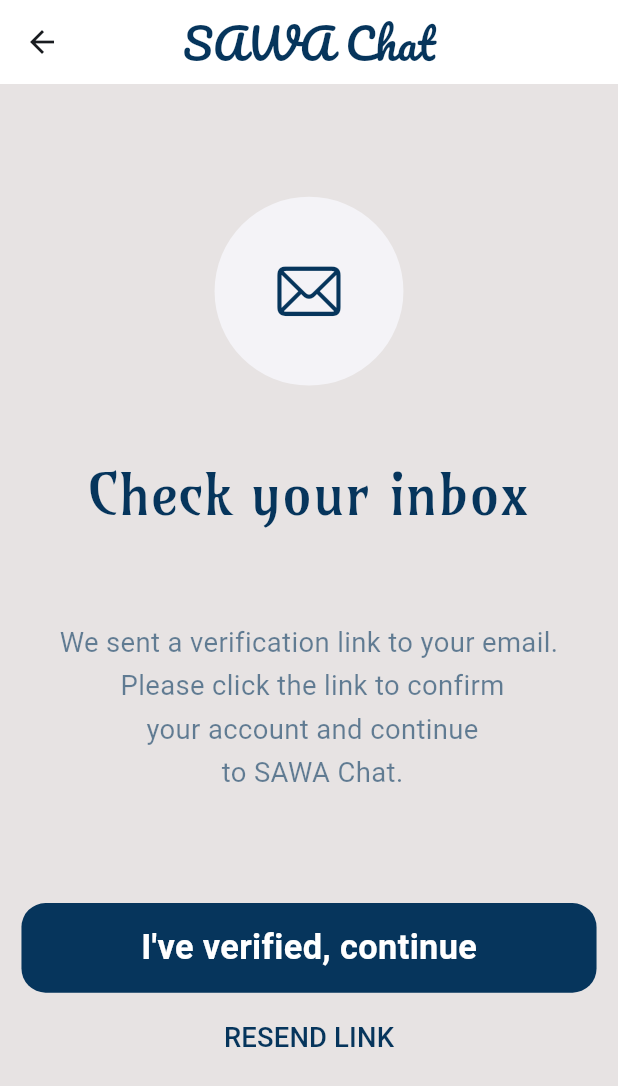
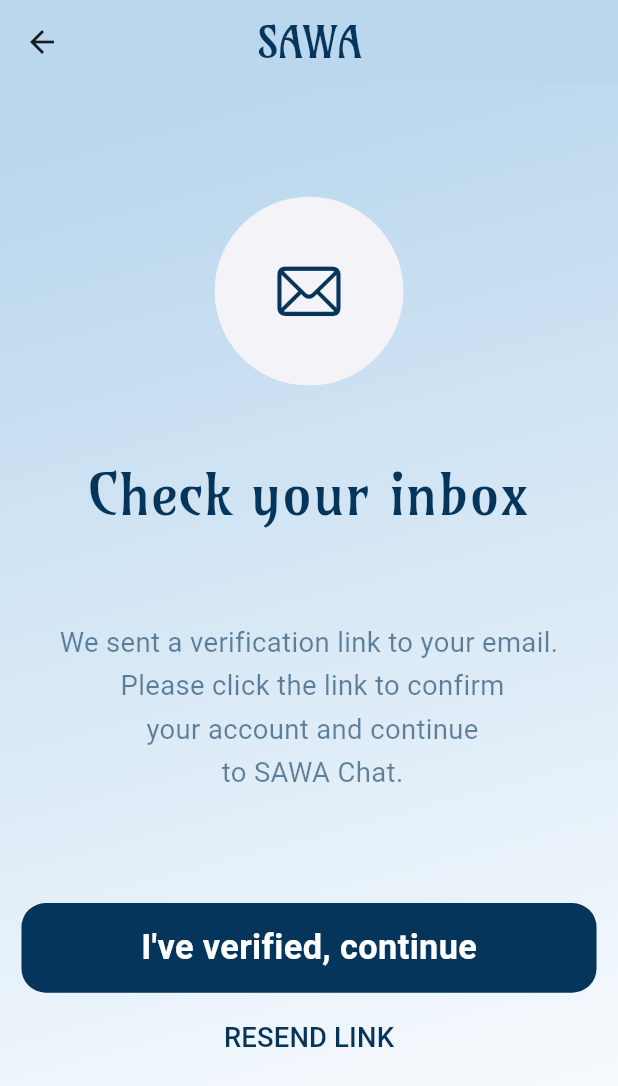
Before and after one commit to moalaa125/Sawa, a Flutter app: the VerificationScreen screen opened by its route, on a phone screen of 412 x 824 dp. Shown: the top 1086 px of the screen. Run offline on Flutter 3.47's test engine with Material 3 defaults, Android fonts, the phone set to English and light mode, and no system bars; our stand-ins replace cloud_firestore, email_validator, firebase_auth, firebase_core, flutter_screenutil, flutter_spinkit and 2 more; accounts and stored records are empty.

Commit message:
update the verificatio screen

```diff
--- a/lib/screens/verification_screen.dart
+++ b/lib/screens/verification_screen.dart
@@ -63,7 +63,7 @@
       backgroundColor: kPrimaryColor,
 
       appBar: AppBar(
-        backgroundColor: Colors.white,
+        backgroundColor: kAppBarColor,
         elevation: 0,
         surfaceTintColor: Colors.transparent,
         centerTitle: true,
@@ -71,17 +71,21 @@
         title: Material(
           color: Colors.transparent,
           child: Text(
-            'SAWA Chat',
+            'SAWA',
             style: TextStyle(
               color: kSecoundColor,
               fontSize: 25.sp,
-              fontFamily: 'Pacifico',
+              fontFamily: 'amara',
             ),
           ),
         ),
       ),
 
       body: SafeArea(
+        child: Container(
+          width: double.infinity,
+          height: double.infinity,
+          decoration: BoxDecoration(gradient: kPrimaryGradient),
           child: Center(
             child: Column(
               mainAxisAlignment: MainAxisAlignment.spaceEvenly,
@@ -123,7 +127,7 @@
                       textAlign: TextAlign.center,
 
                       style: TextStyle(
-                      color: kSecoundColor.withOpacity(0.6),
+                        color: kSecoundColor.withValues(alpha: .6),
                         fontSize: 16.sp,
                         height: 1.6,
                       ),
@@ -168,6 +172,7 @@
             ),
           ),
         ),
+      ),
     );
   }
 }
```
Lines whose indentation alone changed are shown as unchanged.
